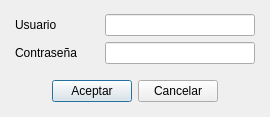
Old version of the form ManagerM/ui_login.ui in the repository janfranco27/TheProyect.
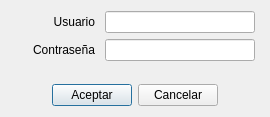
New version of the form. Icons and pictures are not drawn.

```diff
--- a/ManagerM/ui_login.ui
+++ b/ManagerM/ui_login.ui
@@ -22,6 +22,11 @@
     <height>117</height>
    </size>
   </property>
+  <property name="font">
+   <font>
+    <family>Segoe UI</family>
+   </font>
+  </property>
   <property name="windowTitle">
    <string>Inicial Sesion</string>
   </property>
@@ -29,11 +34,9 @@
    <iconset resource="Icons.qrc">
     <normaloff>:/Iconos/Iconos/Personal.png</normaloff>:/Iconos/Iconos/Personal.png</iconset>
   </property>
-  <layout class="QGridLayout" name="gridLayout_2">
-   <item row="0" column="0">
     <layout class="QGridLayout" name="gridLayout">
      <item row="0" column="0">
-      <layout class="QHBoxLayout" name="horizontalLayout">
+    <layout class="QHBoxLayout" name="horizontalLayout_3">
        <item>
         <widget class="QLabel" name="label_usuario">
          <property name="minimumSize">
@@ -48,9 +51,17 @@
            <height>16777215</height>
           </size>
          </property>
+       <property name="font">
+        <font>
+         <family>Segoe UI</family>
+        </font>
+       </property>
          <property name="text">
           <string>Usuario</string>
          </property>
+       <property name="alignment">
+        <set>Qt::AlignRight|Qt::AlignTrailing|Qt::AlignVCenter</set>
+       </property>
         </widget>
        </item>
        <item>
@@ -87,9 +98,17 @@
            <height>16777215</height>
           </size>
          </property>
+       <property name="font">
+        <font>
+         <family>Segoe UI</family>
+        </font>
+       </property>
          <property name="text">
           <string>Contraseña</string>
          </property>
+       <property name="alignment">
+        <set>Qt::AlignRight|Qt::AlignTrailing|Qt::AlignVCenter</set>
+       </property>
         </widget>
        </item>
        <item>
@@ -113,24 +132,8 @@
        </item>
       </layout>
      </item>
-     <item row="2" column="0">
-      <spacer name="verticalSpacer">
-       <property name="orientation">
-        <enum>Qt::Vertical</enum>
-       </property>
-       <property name="sizeType">
-        <enum>QSizePolicy::Fixed</enum>
-       </property>
-       <property name="sizeHint" stdset="0">
-        <size>
-         <width>20</width>
-         <height>10</height>
-        </size>
-       </property>
-      </spacer>
-     </item>
      <item row="3" column="0">
-      <layout class="QHBoxLayout" name="horizontalLayout_3">
+    <layout class="QHBoxLayout" name="horizontalLayout">
        <item>
         <spacer name="horizontalSpacer">
          <property name="orientation">
@@ -146,6 +149,11 @@
        </item>
        <item>
         <widget class="QPushButton" name="pushButton_aceptar">
+       <property name="font">
+        <font>
+         <family>Segoe UI</family>
+        </font>
+       </property>
          <property name="text">
           <string>Aceptar</string>
          </property>
@@ -158,13 +166,24 @@
          <property name="default">
           <bool>true</bool>
          </property>
+       <property name="flat">
+        <bool>false</bool>
+       </property>
         </widget>
        </item>
        <item>
         <widget class="QPushButton" name="pushButton_cancelar">
+       <property name="font">
+        <font>
+         <family>Segoe UI</family>
+        </font>
+       </property>
          <property name="text">
           <string>Cancelar</string>
          </property>
+       <property name="flat">
+        <bool>false</bool>
+       </property>
         </widget>
        </item>
        <item>
@@ -182,7 +201,18 @@
        </item>
       </layout>
      </item>
-    </layout>
+   <item row="2" column="0">
+    <spacer name="verticalSpacer">
+     <property name="orientation">
+      <enum>Qt::Vertical</enum>
+     </property>
+     <property name="sizeHint" stdset="0">
+      <size>
+       <width>20</width>
+       <height>40</height>
+      </size>
+     </property>
+    </spacer>
    </item>
   </layout>
  </widget>
```
Lines whose indentation alone changed are shown as unchanged.
